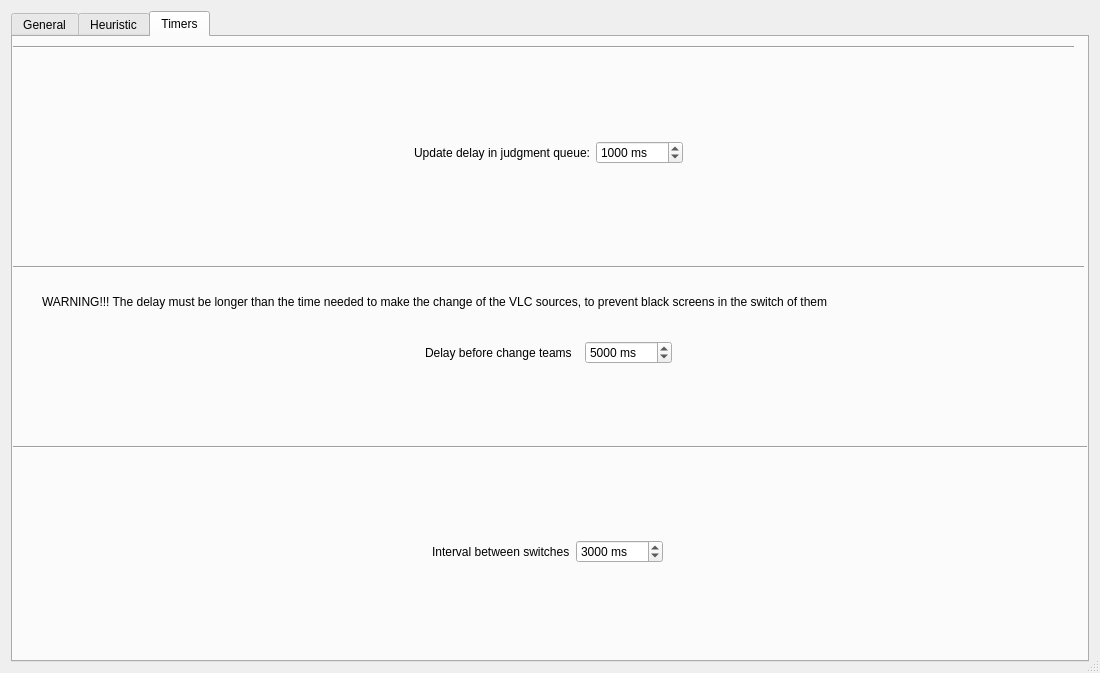
First picture: the form in forms/advanced-scene-switcher.ui, repository Bryshot/TFG, before the edit.
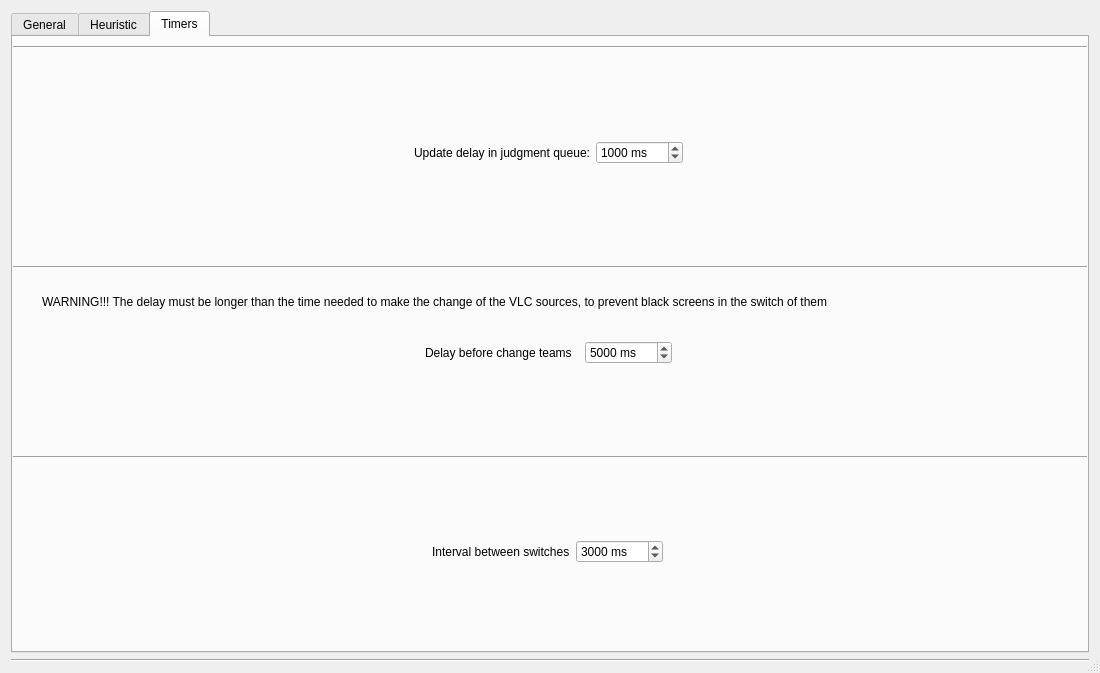
Second picture: the form after the edit. The open tabs and pages were chosen to show the change.

Commit message: Update mejora gui, modificacion save load

```diff
--- a/forms/advanced-scene-switcher.ui
+++ b/forms/advanced-scene-switcher.ui
@@ -978,45 +978,6 @@
         </item>
        </layout>
       </widget>
-      <widget class="Line" name="line_9">
-       <property name="geometry">
-        <rect>
-         <x>-3</x>
-         <y>400</y>
-         <width>1081</width>
-         <height>20</height>
-        </rect>
-       </property>
-       <property name="orientation">
-        <enum>Qt::Horizontal</enum>
-       </property>
-      </widget>
-      <widget class="Line" name="line_11">
-       <property name="geometry">
-        <rect>
-         <x>-10</x>
-         <y>220</y>
-         <width>1081</width>
-         <height>20</height>
-        </rect>
-       </property>
-       <property name="orientation">
-        <enum>Qt::Horizontal</enum>
-       </property>
-      </widget>
-      <widget class="Line" name="line_12">
-       <property name="geometry">
-        <rect>
-         <x>0</x>
-         <y>0</y>
-         <width>1061</width>
-         <height>20</height>
-        </rect>
-       </property>
-       <property name="orientation">
-        <enum>Qt::Horizontal</enum>
-       </property>
-      </widget>
       <widget class="QWidget" name="horizontalLayoutWidget_3">
        <property name="geometry">
         <rect>
@@ -1094,9 +1055,55 @@
         </item>
        </layout>
       </widget>
+      <widget class="Line" name="line_13">
+       <property name="geometry">
+        <rect>
+         <x>-3</x>
+         <y>0</y>
+         <width>1081</width>
+         <height>20</height>
+        </rect>
+       </property>
+       <property name="orientation">
+        <enum>Qt::Horizontal</enum>
+       </property>
+      </widget>
+      <widget class="Line" name="line_11">
+       <property name="geometry">
+        <rect>
+         <x>-3</x>
+         <y>410</y>
+         <width>1081</width>
+         <height>20</height>
+        </rect>
+       </property>
+       <property name="orientation">
+        <enum>Qt::Horizontal</enum>
+       </property>
+      </widget>
+      <widget class="Line" name="line_12">
+       <property name="geometry">
+        <rect>
+         <x>-3</x>
+         <y>220</y>
+         <width>1081</width>
+         <height>20</height>
+        </rect>
+       </property>
+       <property name="orientation">
+        <enum>Qt::Horizontal</enum>
+       </property>
+      </widget>
      </widget>
     </widget>
    </item>
+   <item>
+    <widget class="Line" name="line_9">
+     <property name="orientation">
+      <enum>Qt::Horizontal</enum>
+     </property>
+    </widget>
+   </item>
   </layout>
  </widget>
  <resources/>
```
Left out of the diff: 6 changed lines with no effect on the pictures. The commit also changes 4 other files.
